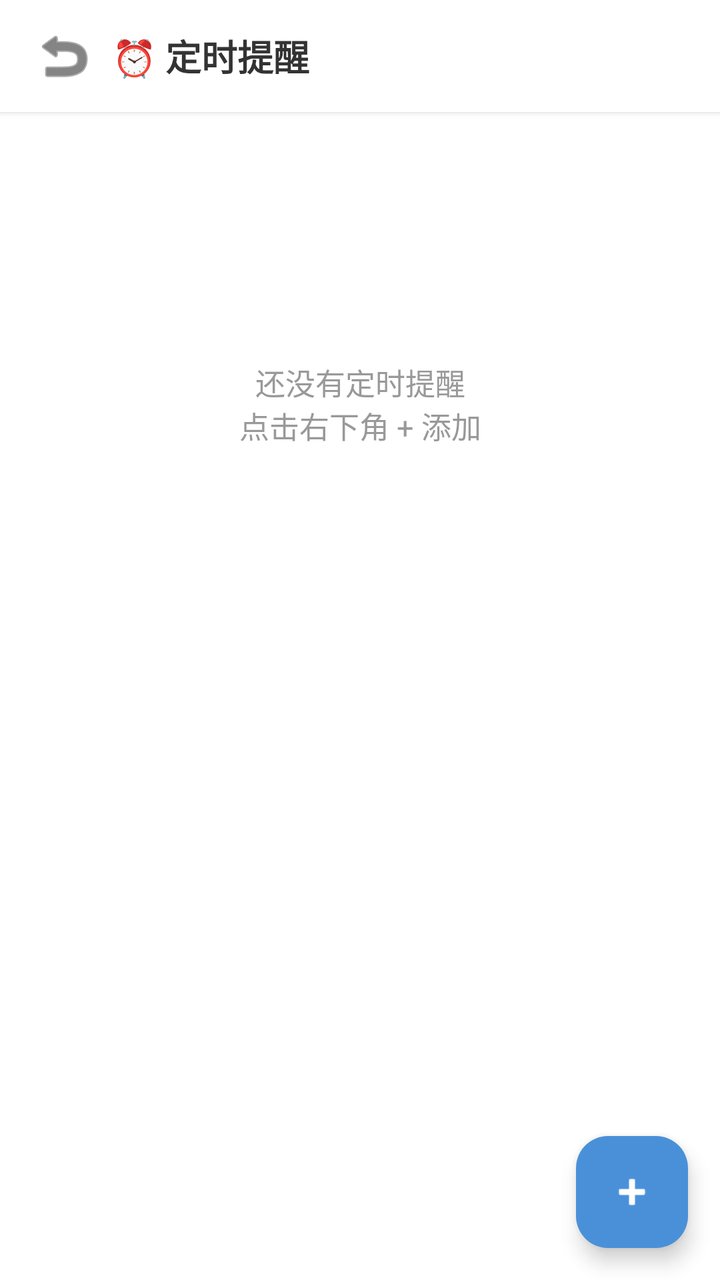
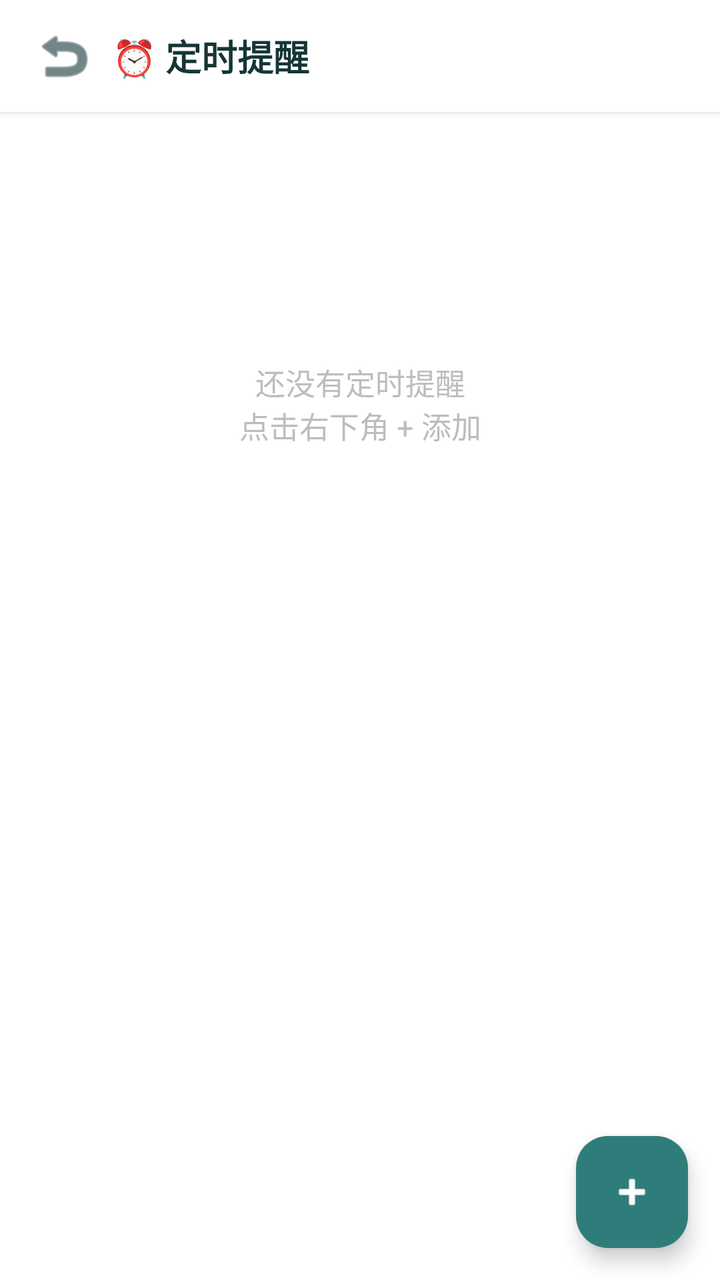

Screens rendered from an Android XML layout before and after an edit, with the pre-edit source and the edit as a unified diff.
<!-- AndroidManifest.xml: application theme Theme.MyApplication -->
<!-- res/layout/activity_schedule_list.xml -->
<?xml version="1.0" encoding="utf-8"?>
<FrameLayout xmlns:android="http://schemas.android.com/apk/res/android"
    xmlns:app="http://schemas.android.com/apk/res-auto"
    android:layout_width="match_parent"
    android:layout_height="match_parent"
    android:background="#FFFFFF">

    <LinearLayout
        android:layout_width="match_parent"
        android:layout_height="match_parent"
        android:orientation="vertical">

        
        <LinearLayout
            android:layout_width="match_parent"
            android:layout_height="56dp"
            android:orientation="horizontal"
            android:gravity="center_vertical"
            android:background="#FFFFFF"
            android:elevation="2dp"
            android:paddingHorizontal="8dp">

            <ImageButton
                android:id="@+id/btn_back"
                android:layout_width="48dp"
                android:layout_height="48dp"
                android:padding="12dp"
                android:background="?android:attr/selectableItemBackgroundBorderless"
                android:src="@android:drawable/ic_menu_revert"
                app:tint="#333333"
                android:contentDescription="返回" />

            <TextView
                android:layout_width="0dp"
                android:layout_height="wrap_content"
                android:layout_weight="1"
                android:text="@string/schedule_list_title"
                android:textSize="18sp"
                android:textColor="#333333"
                android:textStyle="bold" />

        </LinearLayout>

        
        <TextView
            android:id="@+id/text_empty_schedules"
            android:layout_width="match_parent"
            android:layout_height="0dp"
            android:layout_weight="1"
            android:gravity="center"
            android:text="@string/empty_schedules"
            android:textSize="15sp"
            android:textColor="#999999" />

        
        <androidx.recyclerview.widget.RecyclerView
            android:id="@+id/recycler_schedules"
            android:layout_width="match_parent"
            android:layout_height="0dp"
            android:layout_weight="1"
            android:clipToPadding="false"
            android:paddingTop="8dp" />

    </LinearLayout>

    
    <com.google.android.material.floatingactionbutton.FloatingActionButton
        android:id="@+id/fab_add_schedule"
        android:layout_width="wrap_content"
        android:layout_height="wrap_content"
        android:layout_gravity="bottom|end"
        android:layout_margin="16dp"
        android:src="@android:drawable/ic_input_add"
        android:contentDescription="@string/add_schedule"
        app:backgroundTint="#4A90D9"
        app:tint="@android:color/white" />

</FrameLayout>
<!-- resources referenced by this layout -->
<resources>
  <string name="add_schedule">新增定时</string>
  <string name="empty_schedules">还没有定时提醒\n点击右下角 + 添加</string>
  <string name="schedule_list_title">⏰ 定时提醒</string>
  <style name="Theme.MyApplication" parent="Base.Theme.MyApplication" />
  <style name="Base.Theme.MyApplication" parent="Theme.Material3.DayNight.NoActionBar">
          <item name="colorPrimary">@color/echo_primary</item>
          <item name="colorPrimaryDark">@color/echo_primary_dark</item>
          <item name="colorAccent">@color/echo_primary</item>
          <item name="android:colorBackground">@color/echo_background</item>
          <item name="colorSurface">@color/echo_surface</item>
          <item name="colorOnPrimary">@color/white</item>
          <item name="colorOnSurface">@color/echo_text_primary</item>
      </style>
  <color name="echo_primary">#2F7D7A</color>
  <color name="echo_primary_dark">#1E5553</color>
  <color name="echo_background">#FAF7F0</color>
  <color name="echo_surface">#FFFFFF</color>
  <color name="white">#FFFFFFFF</color>
  <color name="echo_text_primary">#163536</color>
</resources>

<!-- the commit's change to res/layout/activity_schedule_list.xml (unified diff, before → after) -->
@@ -3,7 +3,7 @@
     xmlns:app="http://schemas.android.com/apk/res-auto"
     android:layout_width="match_parent"
     android:layout_height="match_parent"
-    android:background="#FFFFFF">
+    android:background="?attr/echoSurface">
 
     <LinearLayout
         android:layout_width="match_parent"
@@ -16,7 +16,7 @@
             android:layout_height="56dp"
             android:orientation="horizontal"
             android:gravity="center_vertical"
-            android:background="#FFFFFF"
+            android:background="?attr/echoSurface"
             android:elevation="2dp"
             android:paddingHorizontal="8dp">
 
@@ -27,7 +27,7 @@
                 android:padding="12dp"
                 android:background="?android:attr/selectableItemBackgroundBorderless"
                 android:src="@android:drawable/ic_menu_revert"
-                app:tint="#333333"
+                app:tint="?attr/echoTextPrimary"
                 android:contentDescription="返回" />
 
             <TextView
@@ -36,7 +36,7 @@
                 android:layout_weight="1"
                 android:text="@string/schedule_list_title"
                 android:textSize="18sp"
-                android:textColor="#333333"
+                android:textColor="?attr/echoTextPrimary"
                 android:textStyle="bold" />
 
         </LinearLayout>
@@ -50,7 +50,7 @@
             android:gravity="center"
             android:text="@string/empty_schedules"
             android:textSize="15sp"
-            android:textColor="#999999" />
+            android:textColor="?attr/echoHint" />
 
         
         <androidx.recyclerview.widget.RecyclerView
@@ -72,7 +72,7 @@
         android:layout_margin="16dp"
         android:src="@android:drawable/ic_input_add"
         android:contentDescription="@string/add_schedule"
-        app:backgroundTint="#4A90D9"
-        app:tint="@android:color/white" />
+        app:backgroundTint="?attr/echoPrimary"
+        app:tint="?attr/echoOnPrimary" />
 
 </FrameLayout>
<!-- resource entries referenced after the edit -->
@@ -3,21 +3,33 @@
   <string name="add_schedule">新增定时</string>
   <string name="empty_schedules">还没有定时提醒\n点击右下角 + 添加</string>
   <string name="schedule_list_title">⏰ 定时提醒</string>
-  <style name="Theme.MyApplication" parent="Base.Theme.MyApplication" />
-  <style name="Base.Theme.MyApplication" parent="Theme.Material3.DayNight.NoActionBar">
-          <item name="colorPrimary">@color/echo_primary</item>
-          <item name="colorPrimaryDark">@color/echo_primary_dark</item>
-          <item name="colorAccent">@color/echo_primary</item>
-          <item name="android:colorBackground">@color/echo_background</item>
-          <item name="colorSurface">@color/echo_surface</item>
-          <item name="colorOnPrimary">@color/white</item>
-          <item name="colorOnSurface">@color/echo_text_primary</item>
+  <style name="Theme.MyApplication" parent="Theme.MyApplication.Base">
+          <item name="echoPrimary">#2F7D7A</item>
+          <item name="echoPrimaryDark">#1E5553</item>
+          <item name="echoBackground">#FAF7F0</item>
+          <item name="echoSurface">#FFFFFF</item>
+          <item name="echoSurfaceVariant">#F3EFE7</item>
+          <item name="echoTextPrimary">#163536</item>
+          <item name="echoTextSecondary">#7A7A7A</item>
+          <item name="echoAccent">#E9C98F</item>
+          <item name="echoOnPrimary">#FFFFFF</item>
+          <item name="echoBorder">#E0DCD5</item>
+          <item name="echoDestructive">#E53935</item>
+          <item name="echoHint">#BDBDBD</item>
+          <item name="echoBubbleUser">#2F7D7A</item>
+          <item name="echoBubbleAssistant">#F3EFE7</item>
+          <item name="echoToolInfoBg">#F3EFE7</item>
       </style>
-  <color name="echo_primary">#2F7D7A</color>
-  <color name="echo_primary_dark">#1E5553</color>
-  <color name="echo_background">#FAF7F0</color>
-  <color name="echo_surface">#FFFFFF</color>
-  <color name="white">#FFFFFFFF</color>
-  <color name="echo_text_primary">#163536</color>
+  <style name="Theme.MyApplication.Base" parent="Theme.Material3.DayNight.NoActionBar">
+          
+          <item name="colorPrimary">?attr/echoPrimary</item>
+          <item name="colorPrimaryDark">?attr/echoPrimaryDark</item>
+          <item name="colorAccent">?attr/echoPrimary</item>
+          <item name="android:colorBackground">?attr/echoBackground</item>
+          <item name="colorSurface">?attr/echoSurface</item>
+          <item name="colorOnPrimary">?attr/echoOnPrimary</item>
+          <item name="colorOnSurface">?attr/echoTextPrimary</item>
+          <item name="android:statusBarColor">?attr/echoBackground</item>
+      </style>
 </resources>
 
